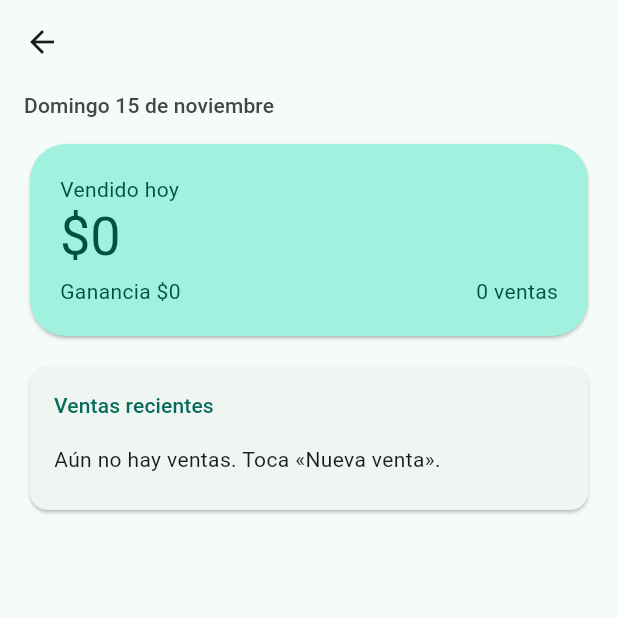
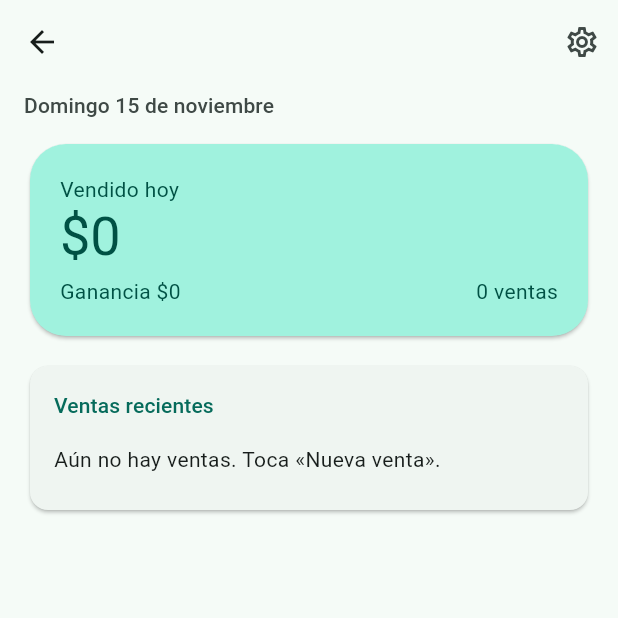
Before and after one commit to laloxzvd117/VendeMas, a Flutter app: the HomeScreen screen opened directly, on a phone screen of 412 x 824 dp, the top half of it. Run offline on Flutter 3.47's test engine with Material 3 defaults, Android fonts, the phone set to English and light mode, and no system bars; our stand-ins replace drift, drift_flutter, flutter_riverpod, go_router, pdf, share_plus and 1 more; accounts and stored records are empty; generated files the repository leaves out were written again.

Commit message:
feat(settings): botón de engrane en el AppBar de Inicio

```diff
--- a/lib/features/home/home_screen.dart
+++ b/lib/features/home/home_screen.dart
@@ -25,7 +25,16 @@ class HomeScreen extends ConsumerWidget {
         .toList();
 
     return Scaffold(
-      appBar: AppBar(title: Text(name)),
+      appBar: AppBar(
+        title: Text(name),
+        actions: [
+          IconButton(
+            tooltip: 'Ajustes',
+            icon: const Icon(Icons.settings_outlined),
+            onPressed: () => context.go('/settings'),
+          ),
+        ],
+      ),
       floatingActionButton: FloatingActionButton.extended(
         onPressed: () => context.go('/sell'),
         icon: const Icon(Icons.add),
```
